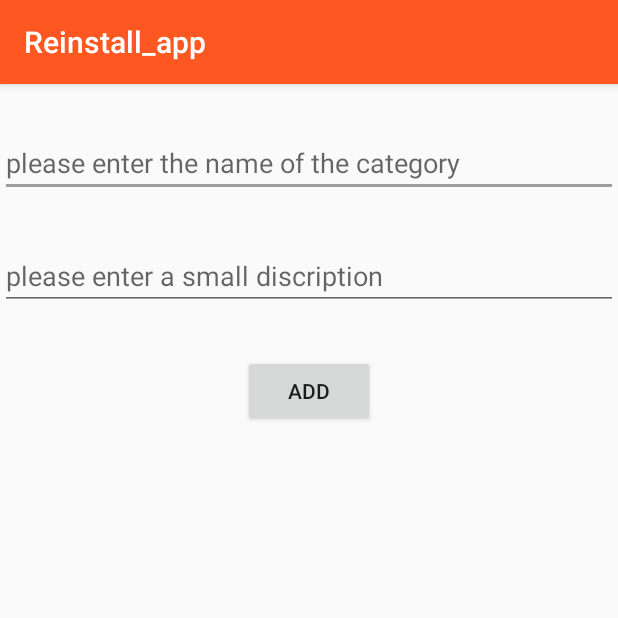
After one commit to worsie501/Reinstall_app, an Android app: the Categories screen opened directly, with no data from a screen before it, on a phone screen of 412 x 824 dp, the top half of it. The commit adds this screen. Run offline under Robolectric (Android 15) with nearby library versions, the phone set to English and light mode, and no system bars.

Commit message:
category activity

```diff
--- a/app/src/main/AndroidManifest.xml
+++ b/app/src/main/AndroidManifest.xml
@@ -12,7 +12,8 @@
         android:roundIcon="@mipmap/ic_launcher_round"
         android:supportsRtl="true"
         android:theme="@style/AppTheme">
-        <activity android:name=".Stats"></activity>
+        <activity android:name=".Categories"></activity>
+        <activity android:name=".Stats" />
         <activity android:name=".Report" />
         <activity android:name=".AdminRegister" />
         <activity android:name=".AdminLogin" />
--- /dev/null
+++ b/app/src/main/java/com/example/reinstall_app/Categories.java
@@ -0,0 +1,14 @@
+package com.example.reinstall_app;
+
+import androidx.appcompat.app.AppCompatActivity;
+
+import android.os.Bundle;
+
+public class Categories extends AppCompatActivity {
+
+    @Override
+    protected void onCreate(Bundle savedInstanceState) {
+        super.onCreate(savedInstanceState);
+        setContentView(R.layout.activity_categories);
+    }
+}
--- /dev/null
+++ b/app/src/main/res/layout/activity_categories.xml
@@ -0,0 +1,34 @@
+<?xml version="1.0" encoding="utf-8"?>
+<LinearLayout xmlns:android="http://schemas.android.com/apk/res/android"
+    xmlns:app="http://schemas.android.com/apk/res-auto"
+    xmlns:tools="http://schemas.android.com/tools"
+    android:layout_width="match_parent"
+    android:layout_height="match_parent"
+    android:orientation="vertical"
+    tools:context=".Categories">
+
+    <EditText
+        android:id="@+id/etName"
+        android:layout_width="match_parent"
+        android:layout_height="wrap_content"
+        android:layout_marginVertical="30dp"
+        android:ems="10"
+        android:hint="please enter the name of the category"
+        android:inputType="textPersonName" />
+
+    <EditText
+        android:id="@+id/etDescription"
+        android:layout_width="match_parent"
+        android:layout_height="wrap_content"
+        android:ems="10"
+        android:hint="please enter a small discription"
+        android:inputType="textPersonName" />
+
+    <Button
+        android:id="@+id/btnAdd"
+        android:layout_width="wrap_content"
+        android:layout_height="wrap_content"
+        android:layout_gravity="center"
+        android:layout_marginVertical="30dp"
+        android:text="Add" />
+</LinearLayout>
--- a/app/src/main/res/layout/activity_stats.xml
+++ b/app/src/main/res/layout/activity_stats.xml
@@ -1,9 +1,9 @@
 <?xml version="1.0" encoding="utf-8"?>
-<androidx.constraintlayout.widget.ConstraintLayout xmlns:android="http://schemas.android.com/apk/res/android"
+<LinearLayout xmlns:android="http://schemas.android.com/apk/res/android"
     xmlns:app="http://schemas.android.com/apk/res-auto"
     xmlns:tools="http://schemas.android.com/tools"
     android:layout_width="match_parent"
     android:layout_height="match_parent"
     tools:context=".Stats">
 
-</androidx.constraintlayout.widget.ConstraintLayout>
+</LinearLayout>
```
